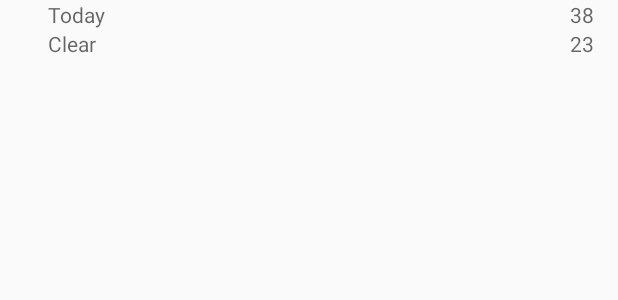
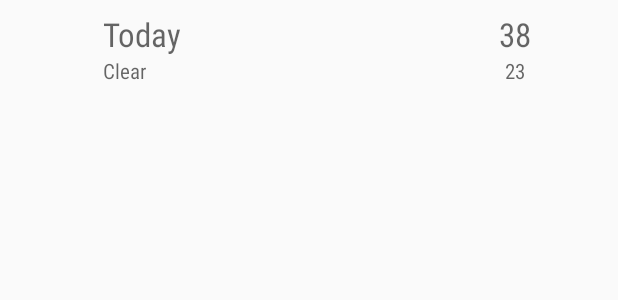
Before and after one commit to rakshit97/Android, an Android app: the layout list_forecast.xml on its own in the app's theme, with its tools: preview values and no code run, on a phone screen of 412 x 824 dp. Shown: the top 300 px of the screen. Run offline under Robolectric (Android 15) with nearby library versions, the phone set to English and light mode, and no system bars.

Commit message:
Visual polish. Nice UI changes. Looks a hell lot better

```diff
--- a/Sunshine/app/src/main/res/layout/fragment_main.xml
+++ b/Sunshine/app/src/main/res/layout/fragment_main.xml
@@ -16,6 +16,8 @@
     <ListView
         android:layout_width="match_parent"
         android:layout_height="match_parent"
-        android:id="@+id/lv_forecast"/>
+        android:id="@+id/lv_forecast"
+        android:dividerHeight="0dp"
+        android:divider="@android:color/transparent"/>
 
 </RelativeLayout>
--- a/Sunshine/app/src/main/res/layout/list_forecast.xml
+++ b/Sunshine/app/src/main/res/layout/list_forecast.xml
@@ -4,55 +4,71 @@
     xmlns:tools="http://schemas.android.com/tools"
     android:layout_width="match_parent"
     android:layout_height="wrap_content"
-    android:orientation="horizontal">
+    android:orientation="horizontal"
+    android:paddingTop="8dp"
+    android:paddingBottom="8dp">
 
-    <ImageView
-        android:layout_width="wrap_content"
-        android:layout_height="wrap_content"
-        android:id="@+id/icon"
-        android:layout_margin="16dp"
-        android:scaleType="centerCrop"/>
+    <FrameLayout
+        android:layout_width="0dp"
+        android:layout_height="match_parent"
+        android:layout_weight="1">
+
+        <ImageView
+            android:id="@+id/icon"
+            android:layout_width="wrap_content"
+            android:layout_height="wrap_content"
+            android:layout_gravity="center"
+            android:scaleType="centerCrop"/>
+    </FrameLayout>
 
     <LinearLayout
         android:layout_width="0dp"
         android:layout_height="wrap_content"
-        android:layout_weight="1"
-        android:orientation="vertical"
-        android:layout_gravity="center_vertical">
+        android:layout_weight="3"
+        android:gravity="center_vertical"
+        android:orientation="vertical">
 
         <TextView
+            android:id="@+id/tv_day"
             android:layout_width="match_parent"
             android:layout_height="wrap_content"
-            android:id="@+id/tv_day"
-            tools:hint="Today"
-            android:textAllCaps="true"/>
+            android:fontFamily="sans-serif-condensed"
+            android:textAppearance="?android:attr/textAppearanceLarge"
+            tools:hint="Today"/>
 
         <TextView
+            android:id="@+id/tv_desc"
             android:layout_width="match_parent"
             android:layout_height="wrap_content"
-            android:id="@+id/tv_desc"
-            android:hint="Clear"
-            android:textAllCaps="true"/>
+            android:fontFamily="sans-serif-condensed"
+            android:textAppearance="?android:attr/textAppearanceSmall"
+            tools:hint="Clear"
+            android:textColor="@android:color/primary_text_light"/>
     </LinearLayout>
 
     <LinearLayout
-        android:layout_width="wrap_content"
+        android:layout_width="0dp"
         android:layout_height="wrap_content"
-        android:orientation="vertical"
-        android:layout_gravity="center_vertical"
-        android:layout_marginRight="16dp">
+        android:layout_weight="2"
+        android:gravity="center"
+        android:orientation="vertical">
 
         <TextView
+            android:id="@+id/tv_max_temp"
             android:layout_width="wrap_content"
             android:layout_height="wrap_content"
-            android:id="@+id/tv_max_temp"
-            android:hint="38"/>
+            android:fontFamily="sans-serif-condensed"
+            android:textAppearance="?android:attr/textAppearanceLarge"
+            tools:hint="38"/>
 
         <TextView
+            android:id="@+id/tv_min_temp"
             android:layout_width="wrap_content"
             android:layout_height="wrap_content"
-            android:id="@+id/tv_min_temp"
-            android:hint="23"/>
+            android:fontFamily="sans-serif-condensed"
+            android:textAppearance="?android:attr/textAppearanceSmall"
+            tools:hint="23"
+            android:textColor="@android:color/primary_text_light"/>
     </LinearLayout>
 
 </LinearLayout>
--- a/Sunshine/app/src/main/res/values/styles.xml
+++ b/Sunshine/app/src/main/res/values/styles.xml
@@ -32,5 +32,6 @@
         <item name="android:colorPrimary">@color/colorPrimary</item>
         <item name="android:colorPrimaryDark">@color/colorPrimaryDark</item>
         <item name="android:title">@string/label_settings</item>
+        <item name="android:colorAccent">@color/colorAccent</item>
     </style>
 </resources>
```
Also changed, not shown: Sunshine/app/src/main/res/layout/fragment_detail.xml (+29 -19 lines), Sunshine/app/src/main/res/layout/list_forecast_today.xml (+31 -22 lines).
